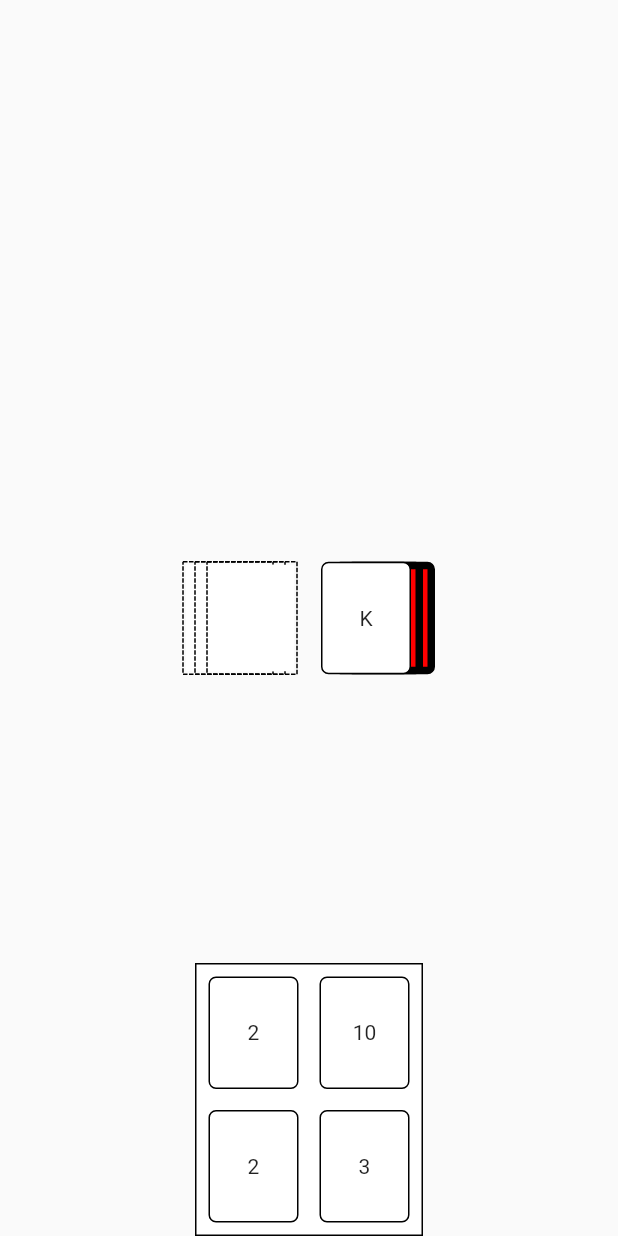
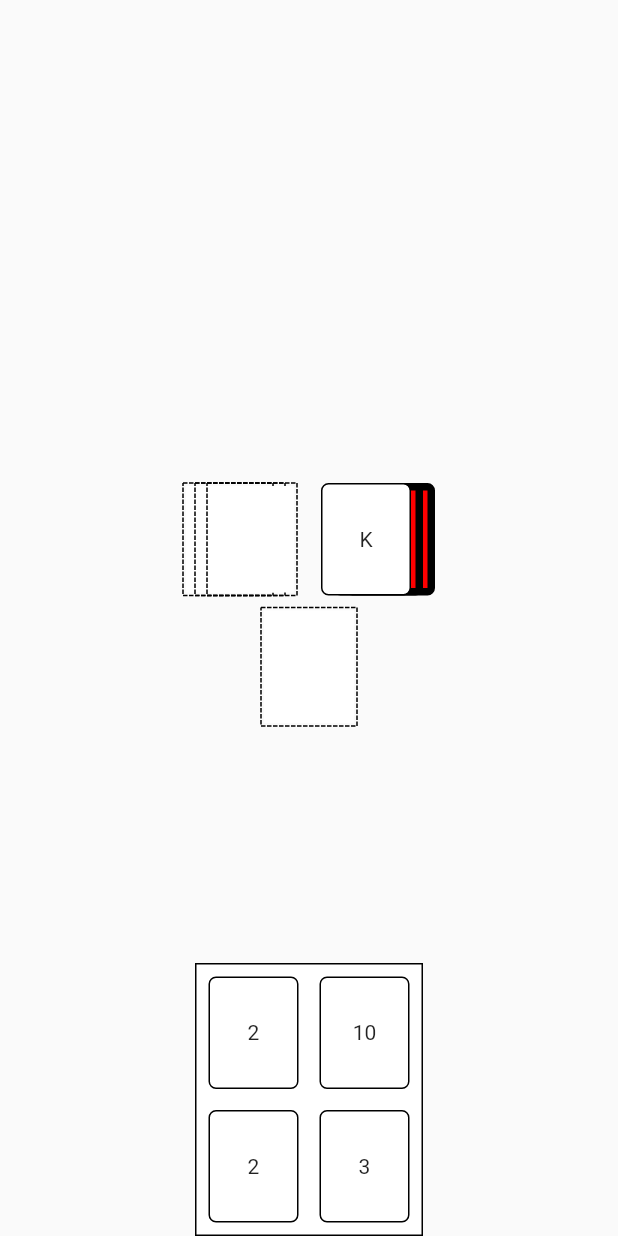
Before and after one commit to jordanterry/JacksAndFives, a Flutter app: the screen it shows after launch, on a phone screen of 412 x 824 dp. Run offline on Flutter 3.47's test engine with Material 2 defaults, Android fonts, the phone set to English and light mode, and no system bars; drawn by our look-alikes of dotted_border.

```diff
--- a/lib/dealt_deck_of_cards.dart
+++ b/lib/dealt_deck_of_cards.dart
@@ -35,7 +35,7 @@ class DealtDeckOfCards extends StatelessWidget {
               left: 0,
               width: 60,
               height: 75,
-              child: topCard,
+              child: thirdCard,
               //              child: NonFlippableFaceUpPlayingCard(deck.topCard()),
             ),
             Positioned(
@@ -50,7 +50,7 @@ class DealtDeckOfCards extends StatelessWidget {
               left: 16,
               width: 60,
               height: 75,
-              child: thirdCard,
+              child: topCard,
             )
           ],
         ));
--- a/lib/deck_of_cards.dart
+++ b/lib/deck_of_cards.dart
@@ -20,6 +20,10 @@ class Deck {
   List<PlayingCard> getTop(int amount) {
     if (amount < _cards.length) return _cards.sublist(0, amount);
     return _cards.sublist(0);
+  }
+
+  void addToTop(PlayingCard playingCard) {
+    _cards.insert(0, playingCard);
   }
 }
 
--- a/lib/jacks_and_fives.dart
+++ b/lib/jacks_and_fives.dart
@@ -1,8 +1,10 @@
 import 'package:flutter/cupertino.dart';
 import 'package:flutter/material.dart';
 import 'package:kago_game/dealt_deck_of_cards.dart';
+import 'package:kago_game/empty_card_slot.dart';
 import 'package:kago_game/player_deck.dart';
 import 'package:kago_game/playing_card_model.dart';
+import 'package:kago_game/playing_cards.dart';
 
 import 'deck_of_cards.dart';
 
@@ -10,14 +12,36 @@ class JacksAndFives {
   Deck deck;
   Deck dealtDeck;
   Player player;
+  PlayingCard userSelectedCard;
+  TurnState turnState;
 
   void startGame() {
+    turnState = TurnState.NOT_PLAYER_TURN;
     DeckOfCardsFactory cardsFactory = DeckOfCardsFactory();
     deck = cardsFactory.createDeck();
     dealtDeck = Deck([]);
     player =
         Player(deck.takeTop(), deck.takeTop(), deck.takeTop(), deck.takeTop());
+    turnState = TurnState.PLAYER_CAN_SELECT_FROM_DECK;
   }
+
+  void userSelectedFromDeck() {
+    userSelectedCard = deck.takeTop();
+    turnState = TurnState.PLAYER_CAN_PUT_SELECTED_CARD_ON_DEALT_DECK_OR_SWAP;
+  }
+
+  void putSelectedCardOntoDealtDeck() {
+    dealtDeck.addToTop(userSelectedCard);
+    userSelectedCard = null;
+    turnState = TurnState.PLAYER_CAN_SELECT_FROM_DECK;
+  }
+}
+
+enum TurnState {
+  PLAYER_CAN_SELECT_FROM_DECK,
+  PLAYER_CAN_SELECT_FROM_BOTH_DECKS,
+  PLAYER_CAN_PUT_SELECTED_CARD_ON_DEALT_DECK_OR_SWAP,
+  NOT_PLAYER_TURN
 }
 
 class Player {
@@ -43,6 +67,16 @@ class _JackAndFivesState extends State<JackAndFivesScreen> {
     _jacksAndFives = JacksAndFives()..startGame();
   }
 
+  void _playerSelectsFromDeck() {
+    _jacksAndFives.userSelectedFromDeck();
+    setState(() {});
+  }
+
+  void _playerPlacesSelectedCardOnDealtDeck() {
+    _jacksAndFives.putSelectedCardOntoDealtDeck();
+    setState(() {});
+  }
+
   @override
   Widget build(BuildContext context) {
     return Scaffold(
@@ -50,23 +84,21 @@ class _JackAndFivesState extends State<JackAndFivesScreen> {
           margin: MediaQuery.of(context).padding,
           child: Stack(children: [
             Align(
+                alignment: FractionalOffset.center,
                 child: Container(
-              width: 300,
-              height: 90,
-              alignment: FractionalOffset.center,
-              child: Row(
-                  mainAxisAlignment: MainAxisAlignment.center,
-                  children: <Widget>[
-                    Container(
-                      margin: EdgeInsets.only(right: 8),
-                      child: DealtDeckOfCards(_jacksAndFives.dealtDeck),
-                    ),
-                    Container(
-                        child: Container(
-                            margin: EdgeInsets.only(left: 8),
-                            child: DeckOfCards(_jacksAndFives.deck)))
+                  width: 300,
+                  height: 180,
+                  alignment: FractionalOffset.center,
+                  child: Column(children: [
+                    Row(
+                        mainAxisAlignment: MainAxisAlignment.center,
+                        children: <Widget>[
+                          createDealtDeckWidget(),
+                          createDeckWidget()
+                        ]),
+                    createSelectedCardWidget(),
                   ]),
-            )),
+                )),
             Align(
                 alignment: FractionalOffset.bottomCenter,
                 child: PlayerDeckWidget(
@@ -77,4 +109,57 @@ class _JackAndFivesState extends State<JackAndFivesScreen> {
           ])), // This trailing comma makes auto-formatting nicer for build methods.
     );
   }
+
+  Widget createDealtDeckWidget() {
+    Widget dealtDeckContainer = Container(
+      margin: EdgeInsets.only(right: 8),
+      child: DealtDeckOfCards(_jacksAndFives.dealtDeck),
+    );
+    if (_jacksAndFives.turnState ==
+        TurnState.PLAYER_CAN_PUT_SELECTED_CARD_ON_DEALT_DECK_OR_SWAP) {
+      return GestureDetector(
+        onTap: _playerPlacesSelectedCardOnDealtDeck,
+        child: dealtDeckContainer,
+      );
+    }
+    return dealtDeckContainer;
+  }
+
+  Widget createDeckWidget() {
+    Widget deckContainer = Container(
+        child: Container(
+            margin: EdgeInsets.only(left: 8),
+            child: DeckOfCards(_jacksAndFives.deck)));
+    if (_jacksAndFives.turnState == TurnState.PLAYER_CAN_SELECT_FROM_DECK) {
+      return GestureDetector(
+        onTap: _playerSelectsFromDeck,
+        child: deckContainer,
+      );
+    } else {
+      return deckContainer;
+    }
+  }
+
+  Widget createSelectedCardWidget() {
+    if (_jacksAndFives.userSelectedCard == null) {
+      return Row(
+          mainAxisAlignment: MainAxisAlignment.center,
+          children: <Widget>[
+            Container(
+              key: Key("selectedCardSlot"),
+              margin: EdgeInsets.symmetric(vertical: 8, horizontal: 8),
+              child: EmptyCardSlot(),
+            )
+          ]);
+    } else {
+      return Row(mainAxisAlignment: MainAxisAlignment.center, children: <
+          Widget>[
+        Container(
+          key: Key("selectedCardSlot"),
+          margin: EdgeInsets.symmetric(vertical: 8, horizontal: 8),
+          child: NonFlippableFaceUpPlayingCard(_jacksAndFives.userSelectedCard),
+        )
+      ]);
+    }
+  }
 }
```
